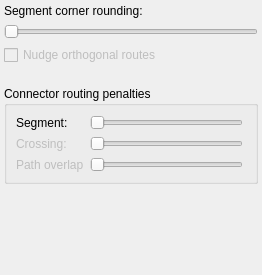
Above: libdunnartcanvas/ui/connectorproperties.ui from mjwybrow/dunnart before the change. Below: the same form after it.
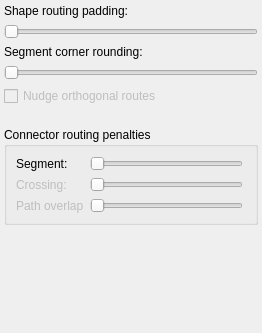
That is the form after the change.

Commit message:
Allow per-canvas non-overlap and routing buffers.
This change removes the buffer distance (global) variables for padding around
shapes for routing and padding around shapes for non-overlap resolution.
These are now per-canvas options that can be adjusted through the Dunnart UI.

What changed in the file:
```diff
--- a/libdunnartcanvas/ui/connectorproperties.ui
+++ b/libdunnartcanvas/ui/connectorproperties.ui
@@ -7,7 +7,7 @@
     <x>0</x>
     <y>0</y>
     <width>262</width>
-    <height>275</height>
+    <height>333</height>
    </rect>
   </property>
   <property name="sizePolicy">
@@ -35,10 +35,27 @@
      <verstretch>0</verstretch>
     </sizepolicy>
    </property>
-   <layout class="QVBoxLayout" name="verticalLayout" stretch="0,0,0,0,0,1">
+   <layout class="QVBoxLayout" name="verticalLayout" stretch="0,0,0,0,0,0,0,1">
     <property name="margin">
      <number>4</number>
     </property>
+    <item>
+     <widget class="QLabel" name="shapePaddingLabel">
+      <property name="text">
+       <string>Shape routing padding:</string>
+      </property>
+     </widget>
+    </item>
+    <item>
+     <widget class="QSlider" name="shapePaddingSlider">
+      <property name="maximum">
+       <number>40</number>
+      </property>
+      <property name="orientation">
+       <enum>Qt::Horizontal</enum>
+      </property>
+     </widget>
+    </item>
     <item>
      <widget class="QLabel" name="roundedCornersLabel">
       <property name="text">
```
The commit also changes 42 other files.
